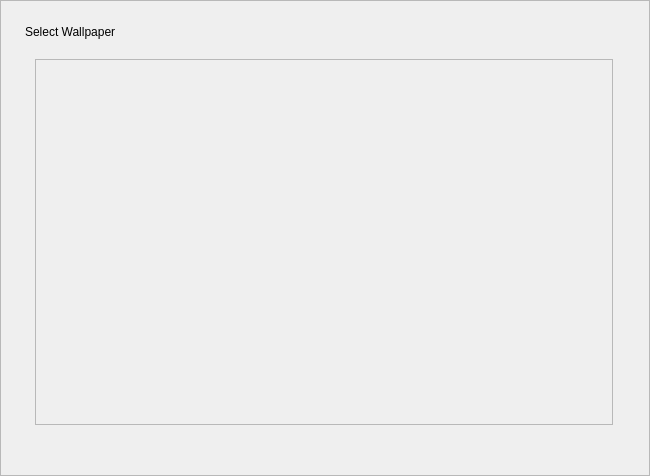
Above: src/pages/wallpaper/wallpaper.ui from openeuler-mirror/kiran-control-panel before the change. Below: the same form after it.
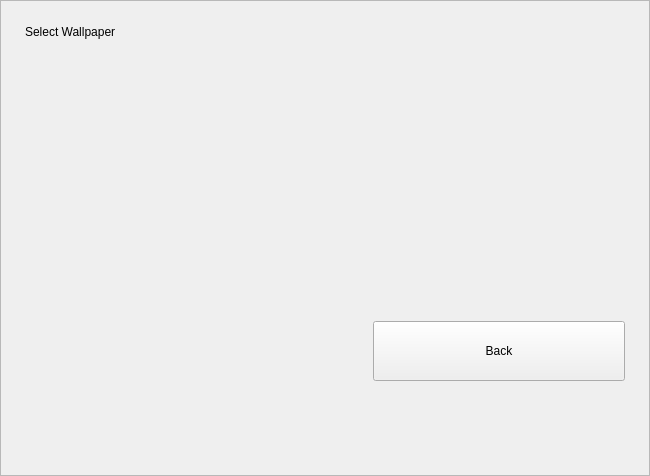
That is the form after the change.

Commit message:
fix(*):change page when user cliced the wallpaper chooser widget and update preview of wallpaper
- 当用户点击壁纸选择控件时，跳转选择页面，并更新预览壁纸控件

What changed in the file:
```diff
--- a/src/pages/wallpaper/wallpaper.ui
+++ b/src/pages/wallpaper/wallpaper.ui
@@ -230,7 +230,7 @@
             <number>0</number>
            </property>
            <property name="bottomMargin">
-            <number>0</number>
+            <number>40</number>
            </property>
            <item>
             <widget class="QLabel" name="label_select_wallpaper">
@@ -240,53 +240,84 @@
             </widget>
            </item>
            <item>
-            <widget class="QWidget" name="widget" native="true">
-             <layout class="QVBoxLayout" name="verticalLayout_3">
+            <layout class="QVBoxLayout" name="vLayout_image_selector">
               <property name="spacing">
                <number>0</number>
               </property>
               <property name="leftMargin">
-               <number>10</number>
-              </property>
-              <property name="topMargin">
-               <number>10</number>
+              <number>0</number>
               </property>
               <property name="rightMargin">
-               <number>12</number>
-              </property>
-              <property name="bottomMargin">
-               <number>10</number>
-              </property>
+              <number>0</number>
+             </property>
+            </layout>
+           </item>
+           <item>
+            <spacer name="verticalSpacer_3">
+             <property name="orientation">
+              <enum>Qt::Vertical</enum>
+             </property>
+             <property name="sizeHint" stdset="0">
+              <size>
+               <width>20</width>
+               <height>40</height>
+              </size>
+             </property>
+            </spacer>
+           </item>
               <item>
-               <widget class="QScrollArea" name="scrollArea_wallpaper">
-                <property name="maximumSize">
+            <layout class="QHBoxLayout" name="horizontalLayout">
+             <item>
+              <spacer name="horizontalSpacer">
+               <property name="orientation">
+                <enum>Qt::Horizontal</enum>
+               </property>
+               <property name="sizeHint" stdset="0">
                  <size>
-                  <width>587</width>
-                  <height>450</height>
-                 </size>
-                </property>
-                <property name="widgetResizable">
-                 <bool>true</bool>
-                </property>
-                <widget class="QWidget" name="scrollAreaContents_wallpaper">
-                 <property name="geometry">
-                  <rect>
-                   <x>0</x>
-                   <y>0</y>
-                   <width>576</width>
-                   <height>355</height>
-                  </rect>
-                 </property>
-                </widget>
-               </widget>
-              </item>
-             </layout>
-            </widget>
+                 <width>40</width>
+                 <height>20</height>
+                </size>
+               </property>
+              </spacer>
+             </item>
+             <item>
+              <widget class="QPushButton" name="BackBtn">
+               <property name="sizePolicy">
+                <sizepolicy hsizetype="Fixed" vsizetype="Fixed">
+                 <horstretch>0</horstretch>
+                 <verstretch>0</verstretch>
+                </sizepolicy>
+               </property>
+               <property name="minimumSize">
+                <size>
+                 <width>252</width>
+                 <height>60</height>
+                </size>
+               </property>
+               <property name="text">
+                <string>Back</string>
+               </property>
+              </widget>
+             </item>
+            </layout>
            </item>
           </layout>
          </widget>
         </widget>
        </item>
+       <item>
+        <spacer name="verticalSpacer_2">
+         <property name="orientation">
+          <enum>Qt::Vertical</enum>
+         </property>
+         <property name="sizeHint" stdset="0">
+          <size>
+           <width>17</width>
+           <height>37</height>
+          </size>
+         </property>
+        </spacer>
+       </item>
       </layout>
      </widget>
     </widget>
```
Left out of the diff: 9 changed lines with no effect on the pictures. Lines whose indentation alone changed are shown as unchanged. The commit also changes 5 other files.
